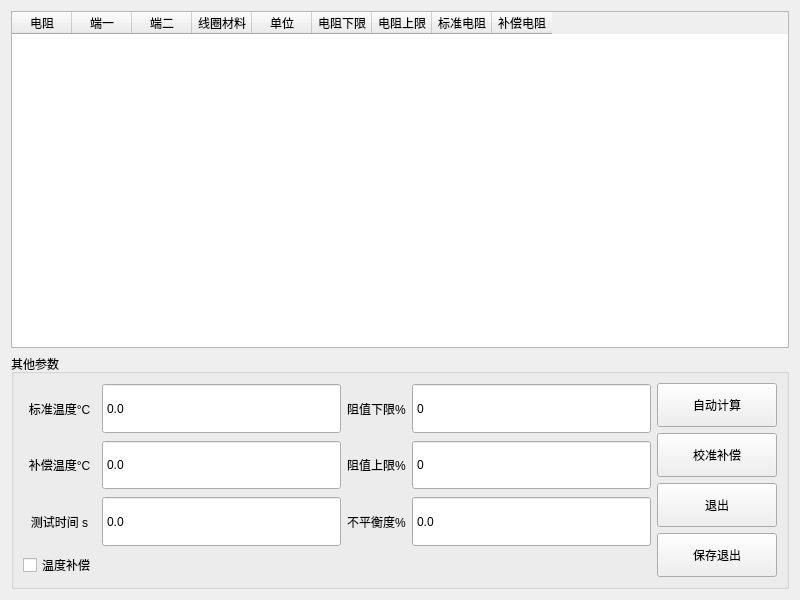
The window that PageDcr.ui (bloglink/aip-tester) describes before a commit, drawn with Qt 5.
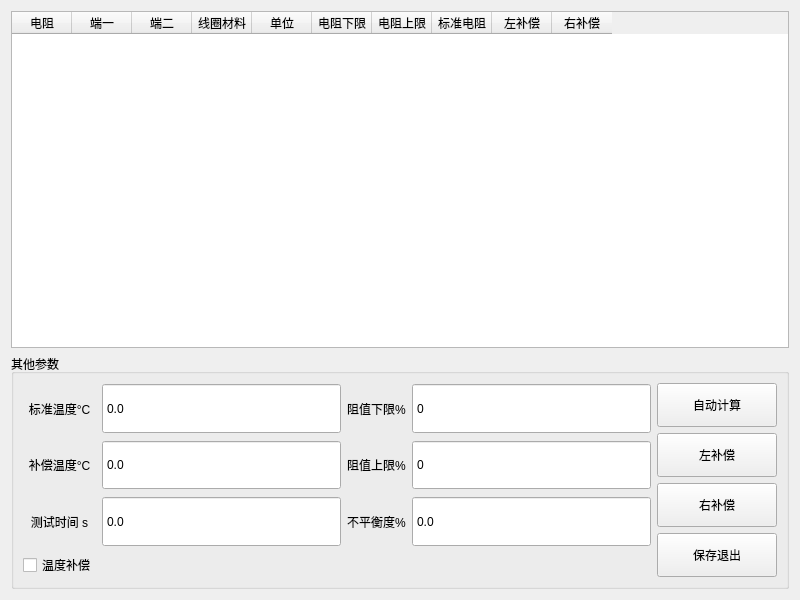
The same window after the commit.

Commit message: 修复:(2.1.0.170420)电阻模块添加右工位连补偿

Diff of the .ui file:
```diff
--- a/PageDcr.ui
+++ b/PageDcr.ui
@@ -67,7 +67,12 @@
      </column>
      <column>
       <property name="text">
-       <string>补偿电阻</string>
+       <string>左补偿</string>
+      </property>
+     </column>
+     <column>
+      <property name="text">
+       <string>右补偿</string>
       </property>
      </column>
     </widget>
@@ -338,7 +343,7 @@
             </size>
            </property>
            <property name="text">
-            <string>校准补偿</string>
+            <string>左补偿</string>
            </property>
           </widget>
          </item>
@@ -351,7 +356,7 @@
             </size>
            </property>
            <property name="text">
-            <string>退出</string>
+            <string>右补偿</string>
            </property>
           </widget>
          </item>
```
Left out of the diff: 2 changed lines with no effect on the pictures. The commit also changes 2 other files.
